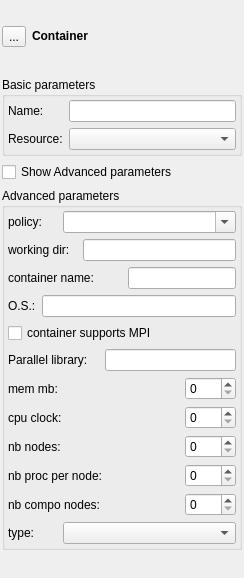
SalomePlatform/yacs, file src/genericgui/FormContainer.ui: the form before one commit.
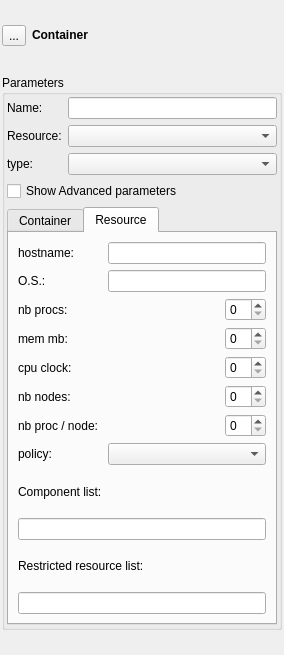
The form after the commit. Custom widgets are drawn as their Qt base class.

```diff
--- a/src/genericgui/FormContainer.ui
+++ b/src/genericgui/FormContainer.ui
@@ -6,19 +6,19 @@
    <rect>
     <x>0</x>
     <y>0</y>
-    <width>244</width>
-    <height>578</height>
+    <width>284</width>
+    <height>655</height>
    </rect>
   </property>
   <property name="windowTitle">
    <string>Form</string>
   </property>
-  <layout class="QVBoxLayout" name="verticalLayout_2">
+  <layout class="QGridLayout" name="gridLayout_5">
    <property name="margin">
     <number>2</number>
    </property>
-   <item>
-    <layout class="QHBoxLayout">
+   <item row="0" column="0">
+    <layout class="QHBoxLayout" name="horizontalLayout">
      <item>
       <widget class="QToolButton" name="tb_container">
        <property name="text">
@@ -48,27 +48,22 @@
        </property>
       </widget>
      </item>
+     <item>
+      <spacer name="horizontalSpacer_7">
+       <property name="orientation">
+        <enum>Qt::Horizontal</enum>
+       </property>
+       <property name="sizeHint" stdset="0">
+        <size>
+         <width>40</width>
+         <height>20</height>
+        </size>
+       </property>
+      </spacer>
+     </item>
     </layout>
    </item>
-   <item>
-    <widget class="QFrame" name="fr_container">
-     <property name="sizePolicy">
-      <sizepolicy hsizetype="Preferred" vsizetype="Fixed">
-       <horstretch>0</horstretch>
-       <verstretch>0</verstretch>
-      </sizepolicy>
-     </property>
-     <property name="frameShape">
-      <enum>QFrame::NoFrame</enum>
-     </property>
-     <property name="frameShadow">
-      <enum>QFrame::Raised</enum>
-     </property>
-     <layout class="QVBoxLayout" name="verticalLayout">
-      <property name="margin">
-       <number>0</number>
-      </property>
-      <item>
+   <item row="1" column="0">
        <widget class="QGroupBox" name="gb_basic">
         <property name="sizePolicy">
          <sizepolicy hsizetype="Preferred" vsizetype="Fixed">
@@ -77,11 +72,11 @@
          </sizepolicy>
         </property>
         <property name="title">
-         <string>Basic parameters</string>
-        </property>
-        <layout class="QGridLayout" name="gridLayout">
+      <string>Parameters</string>
+     </property>
+     <layout class="QGridLayout" name="gridLayout_4">
          <property name="margin">
-          <number>3</number>
+       <number>2</number>
          </property>
          <item row="0" column="0">
           <widget class="QLabel" name="label_2">
@@ -105,174 +100,403 @@
           </widget>
          </item>
          <item row="1" column="1">
-          <widget class="QComboBox" name="cb_resource">
+       <widget class="ComboBox" name="cb_resource">
            <property name="toolTip">
             <string>name of the resource hosting container when manually set</string>
            </property>
           </widget>
          </item>
-        </layout>
+      <item row="2" column="0">
+       <widget class="QLabel" name="label_15">
+        <property name="text">
+         <string>type:</string>
+        </property>
        </widget>
       </item>
-      <item>
+      <item row="2" column="1">
+       <widget class="ComboBox" name="cb_type">
+        <property name="toolTip">
+         <string>container type</string>
+        </property>
+        <property name="maxVisibleItems">
+         <number>2</number>
+        </property>
+       </widget>
+      </item>
+      <item row="3" column="0" colspan="2">
        <widget class="QCheckBox" name="ch_advance">
         <property name="text">
          <string>Show Advanced parameters</string>
         </property>
        </widget>
       </item>
-      <item>
-       <widget class="QGroupBox" name="gb_advance">
-        <property name="sizePolicy">
-         <sizepolicy hsizetype="Preferred" vsizetype="Fixed">
-          <horstretch>0</horstretch>
-          <verstretch>0</verstretch>
-         </sizepolicy>
+      <item row="4" column="0" colspan="2">
+       <widget class="QTabWidget" name="tw_advance">
+        <property name="currentIndex">
+         <number>1</number>
         </property>
-        <property name="title">
-         <string>Advanced parameters</string>
-        </property>
-        <layout class="QGridLayout" name="gridLayout1">
-         <property name="margin">
-          <number>3</number>
-         </property>
+        <widget class="QWidget" name="tab">
+         <attribute name="title">
+          <string>Container</string>
+         </attribute>
+         <layout class="QGridLayout" name="gridLayout_2">
          <item row="0" column="0" colspan="2">
-          <widget class="QLabel" name="label_14">
-           <property name="text">
-            <string>policy:</string>
-           </property>
-          </widget>
-         </item>
-         <item row="0" column="2" colspan="5">
-          <widget class="QComboBox" name="cb_policy">
-           <property name="editable">
-            <bool>true</bool>
-           </property>
-           <property name="maxVisibleItems">
-            <number>3</number>
-           </property>
-          </widget>
-         </item>
-         <item row="1" column="0" colspan="3">
-          <widget class="QLabel" name="label_12">
-           <property name="text">
-            <string>working dir:</string>
-           </property>
-          </widget>
-         </item>
-         <item row="1" column="3" colspan="4">
-          <widget class="QLineEdit" name="le_workdir"/>
-         </item>
-         <item row="2" column="0" colspan="4">
           <widget class="QLabel" name="label_3">
            <property name="text">
             <string>container name:</string>
            </property>
           </widget>
          </item>
-         <item row="2" column="5" colspan="2">
+          <item row="0" column="2">
           <widget class="QLineEdit" name="le_contname">
            <property name="toolTip">
             <string>name of the container when instanciated at runtime</string>
            </property>
           </widget>
          </item>
-         <item row="3" column="0">
+          <item row="1" column="0">
+           <widget class="QLabel" name="label_9">
+            <property name="text">
+             <string>mode:</string>
+            </property>
+           </widget>
+          </item>
+          <item row="2" column="0" colspan="2">
+           <widget class="QLabel" name="label_12">
+            <property name="text">
+             <string>working dir:</string>
+            </property>
+           </widget>
+          </item>
+          <item row="2" column="2">
+           <widget class="QLineEdit" name="le_workdir"/>
+          </item>
+          <item row="3" column="0" colspan="3">
+           <widget class="QGroupBox" name="groupBox_2">
+            <property name="title">
+             <string>Parallel parameters</string>
+            </property>
+            <layout class="QGridLayout" name="gridLayout">
+             <item row="0" column="0">
+              <widget class="QLabel" name="label_16">
+               <property name="text">
+                <string>nb procs:</string>
+               </property>
+              </widget>
+             </item>
+             <item row="0" column="3">
+              <widget class="QSpinBox" name="sb_nbprocpar">
+               <property name="sizePolicy">
+                <sizepolicy hsizetype="Fixed" vsizetype="Fixed">
+                 <horstretch>0</horstretch>
+                 <verstretch>0</verstretch>
+                </sizepolicy>
+               </property>
+              </widget>
+             </item>
+             <item row="1" column="0" colspan="4">
+              <widget class="QCheckBox" name="ch_mpi">
+               <property name="sizePolicy">
+                <sizepolicy hsizetype="Minimum" vsizetype="Fixed">
+                 <horstretch>0</horstretch>
+                 <verstretch>0</verstretch>
+                </sizepolicy>
+               </property>
+               <property name="layoutDirection">
+                <enum>Qt::RightToLeft</enum>
+               </property>
+               <property name="autoFillBackground">
+                <bool>false</bool>
+               </property>
+               <property name="text">
+                <string>MPI container</string>
+               </property>
+              </widget>
+             </item>
+             <item row="2" column="0" colspan="2">
+              <widget class="QLabel" name="label_17">
+               <property name="text">
+                <string>PaCO++ lib:</string>
+               </property>
+              </widget>
+             </item>
+             <item row="2" column="2" colspan="2">
+              <widget class="ComboBox" name="cb_parallel">
+               <property name="editable">
+                <bool>false</bool>
+               </property>
+              </widget>
+             </item>
+             <item row="0" column="2">
+              <spacer name="horizontalSpacer">
+               <property name="orientation">
+                <enum>Qt::Horizontal</enum>
+               </property>
+               <property name="sizeHint" stdset="0">
+                <size>
+                 <width>50</width>
+                 <height>20</height>
+                </size>
+               </property>
+              </spacer>
+             </item>
+            </layout>
+           </widget>
+          </item>
+          <item row="4" column="1">
+           <spacer name="verticalSpacer">
+            <property name="orientation">
+             <enum>Qt::Vertical</enum>
+            </property>
+            <property name="sizeHint" stdset="0">
+             <size>
+              <width>20</width>
+              <height>168</height>
+             </size>
+            </property>
+           </spacer>
+          </item>
+          <item row="1" column="2">
+           <widget class="QLineEdit" name="cb_mode">
+            <property name="readOnly">
+             <bool>true</bool>
+            </property>
+           </widget>
+          </item>
+         </layout>
+        </widget>
+        <widget class="QWidget" name="tab_2">
+         <attribute name="title">
+          <string>Resource</string>
+         </attribute>
+         <layout class="QGridLayout" name="gridLayout_3">
+          <item row="0" column="0">
+           <widget class="QLabel" name="label_19">
+            <property name="text">
+             <string>hostname:</string>
+            </property>
+           </widget>
+          </item>
+          <item row="0" column="1" colspan="2">
+           <widget class="QLineEdit" name="le_hostname"/>
+          </item>
+          <item row="1" column="0">
           <widget class="QLabel" name="label_13">
            <property name="text">
             <string>O.S.:</string>
            </property>
           </widget>
          </item>
-         <item row="3" column="1" colspan="6">
+          <item row="1" column="1" colspan="2">
           <widget class="QLineEdit" name="le_os"/>
          </item>
-         <item row="4" column="0" colspan="7">
-          <widget class="QCheckBox" name="ch_mpi">
+          <item row="2" column="0">
+           <widget class="QLabel" name="label_20">
            <property name="text">
-            <string>container supports MPI</string>
+             <string>nb procs:</string>
            </property>
           </widget>
          </item>
-         <item row="5" column="0" colspan="4">
-          <widget class="QLabel" name="label_10">
-           <property name="text">
-            <string>Parallel library:</string>
-           </property>
-          </widget>
-         </item>
-         <item row="5" column="4" colspan="3">
-          <widget class="QLineEdit" name="le_parallel"/>
-         </item>
-         <item row="6" column="0" colspan="6">
+          <item row="2" column="1">
+           <spacer name="horizontalSpacer_2">
+            <property name="orientation">
+             <enum>Qt::Horizontal</enum>
+            </property>
+            <property name="sizeHint" stdset="0">
+             <size>
+              <width>20</width>
+              <height>20</height>
+             </size>
+            </property>
+           </spacer>
+          </item>
+          <item row="2" column="2">
+           <widget class="QSpinBox" name="sb_nbproc">
+            <property name="sizePolicy">
+             <sizepolicy hsizetype="Fixed" vsizetype="Fixed">
+              <horstretch>0</horstretch>
+              <verstretch>0</verstretch>
+             </sizepolicy>
+            </property>
+           </widget>
+          </item>
+          <item row="3" column="0">
           <widget class="QLabel" name="label_5">
            <property name="text">
             <string>mem mb:</string>
            </property>
           </widget>
          </item>
-         <item row="6" column="6">
+          <item row="3" column="1">
+           <spacer name="horizontalSpacer_3">
+            <property name="orientation">
+             <enum>Qt::Horizontal</enum>
+            </property>
+            <property name="sizeHint" stdset="0">
+             <size>
+              <width>20</width>
+              <height>20</height>
+             </size>
+            </property>
+           </spacer>
+          </item>
+          <item row="3" column="2">
           <widget class="QSpinBox" name="sb_mem">
+            <property name="sizePolicy">
+             <sizepolicy hsizetype="Fixed" vsizetype="Fixed">
+              <horstretch>0</horstretch>
+              <verstretch>0</verstretch>
+             </sizepolicy>
+            </property>
            <property name="toolTip">
             <string>required memory (megaBytes)</string>
            </property>
           </widget>
          </item>
-         <item row="7" column="0" colspan="6">
+          <item row="4" column="0">
           <widget class="QLabel" name="label_6">
            <property name="text">
             <string>cpu clock:</string>
            </property>
           </widget>
          </item>
-         <item row="7" column="6">
+          <item row="4" column="1">
+           <spacer name="horizontalSpacer_4">
+            <property name="orientation">
+             <enum>Qt::Horizontal</enum>
+            </property>
+            <property name="sizeHint" stdset="0">
+             <size>
+              <width>20</width>
+              <height>20</height>
+             </size>
+            </property>
+           </spacer>
+          </item>
+          <item row="4" column="2">
           <widget class="QSpinBox" name="sb_cpu">
+            <property name="sizePolicy">
+             <sizepolicy hsizetype="Fixed" vsizetype="Fixed">
+              <horstretch>0</horstretch>
+              <verstretch>0</verstretch>
+             </sizepolicy>
+            </property>
            <property name="toolTip">
             <string>required cpu clock frequency (MHz)</string>
            </property>
           </widget>
          </item>
-         <item row="8" column="0" colspan="6">
+          <item row="5" column="0">
           <widget class="QLabel" name="label_8">
            <property name="text">
             <string>nb nodes:</string>
            </property>
           </widget>
          </item>
-         <item row="8" column="6">
-          <widget class="QSpinBox" name="sb_nbNodes"/>
-         </item>
-         <item row="9" column="0" colspan="6">
+          <item row="5" column="1">
+           <spacer name="horizontalSpacer_5">
+            <property name="orientation">
+             <enum>Qt::Horizontal</enum>
+            </property>
+            <property name="sizeHint" stdset="0">
+             <size>
+              <width>20</width>
+              <height>20</height>
+             </size>
+            </property>
+           </spacer>
+          </item>
+          <item row="5" column="2">
+           <widget class="QSpinBox" name="sb_nbNodes">
+            <property name="sizePolicy">
+             <sizepolicy hsizetype="Fixed" vsizetype="Fixed">
+              <horstretch>0</horstretch>
+              <verstretch>0</verstretch>
+             </sizepolicy>
+            </property>
+           </widget>
+          </item>
+          <item row="6" column="0">
           <widget class="QLabel" name="label_7">
            <property name="text">
-            <string>nb proc per node:</string>
+             <string>nb proc / node:</string>
            </property>
           </widget>
          </item>
-         <item row="9" column="6">
-          <widget class="QSpinBox" name="sb_procNode"/>
-         </item>
-         <item row="10" column="0" colspan="6">
-          <widget class="QLabel" name="label_11">
+          <item row="6" column="1">
+           <spacer name="horizontalSpacer_6">
+            <property name="orientation">
+             <enum>Qt::Horizontal</enum>
+            </property>
+            <property name="sizeHint" stdset="0">
+             <size>
+              <width>20</width>
+              <height>20</height>
+             </size>
+            </property>
+           </spacer>
+          </item>
+          <item row="6" column="2">
+           <widget class="QSpinBox" name="sb_procNode">
+            <property name="sizePolicy">
+             <sizepolicy hsizetype="Fixed" vsizetype="Fixed">
+              <horstretch>0</horstretch>
+              <verstretch>0</verstretch>
+             </sizepolicy>
+            </property>
+           </widget>
+          </item>
+          <item row="7" column="0">
+           <widget class="QLabel" name="label_14">
            <property name="text">
-            <string>nb compo nodes:</string>
+             <string>policy:</string>
            </property>
           </widget>
          </item>
-         <item row="10" column="6">
-          <widget class="QSpinBox" name="sb_nbCompoNodes"/>
-         </item>
-         <item row="11" column="0" colspan="2">
-          <widget class="QLabel" name="label_15">
+          <item row="8" column="0">
+           <widget class="QLabel" name="label_10">
+            <property name="sizePolicy">
+             <sizepolicy hsizetype="Preferred" vsizetype="Preferred">
+              <horstretch>0</horstretch>
+              <verstretch>0</verstretch>
+             </sizepolicy>
+            </property>
+            <property name="text">
+             <string>Component list:</string>
+            </property>
+           </widget>
+          </item>
+          <item row="9" column="0" colspan="3">
+           <widget class="QLineEdit" name="le_compolist">
+            <property name="toolTip">
+             <string>example: GEOM, SMESH</string>
+            </property>
+           </widget>
+          </item>
+          <item row="10" column="0" colspan="2">
+           <widget class="QLabel" name="label_21">
+            <property name="sizePolicy">
+             <sizepolicy hsizetype="MinimumExpanding" vsizetype="Preferred">
+              <horstretch>0</horstretch>
+              <verstretch>0</verstretch>
+             </sizepolicy>
+            </property>
            <property name="text">
-            <string>type:</string>
+             <string>Restricted resource list:</string>
            </property>
           </widget>
          </item>
-         <item row="11" column="2" colspan="5">
-          <widget class="QComboBox" name="cb_type">
+          <item row="11" column="0" colspan="3">
+           <widget class="QLineEdit" name="le_resourceList">
            <property name="toolTip">
-            <string>container type</string>
+             <string>example: machine1, machine2</string>
+            </property>
+           </widget>
+          </item>
+          <item row="7" column="1" colspan="2">
+           <widget class="ComboBox" name="cb_policy">
+            <property name="editable">
+             <bool>false</bool>
            </property>
            <property name="maxVisibleItems">
             <number>2</number>
@@ -281,12 +505,20 @@
          </item>
         </layout>
        </widget>
+       </widget>
       </item>
      </layout>
     </widget>
    </item>
   </layout>
  </widget>
+ <customwidgets>
+  <customwidget>
+   <class>ComboBox</class>
+   <extends>QComboBox</extends>
+   <header>FormComponent.hxx</header>
+  </customwidget>
+ </customwidgets>
  <resources/>
  <connections/>
 </ui>
```
Left out of the diff: 21 changed lines with no effect on the pictures. Lines whose indentation alone changed are shown as unchanged.
